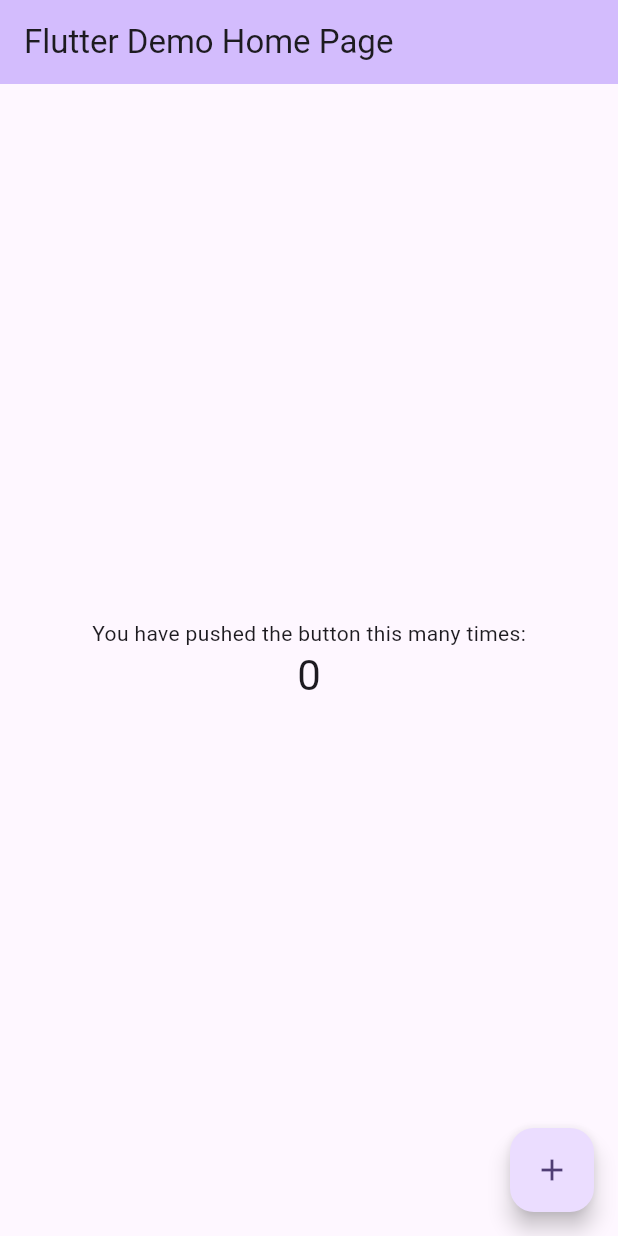
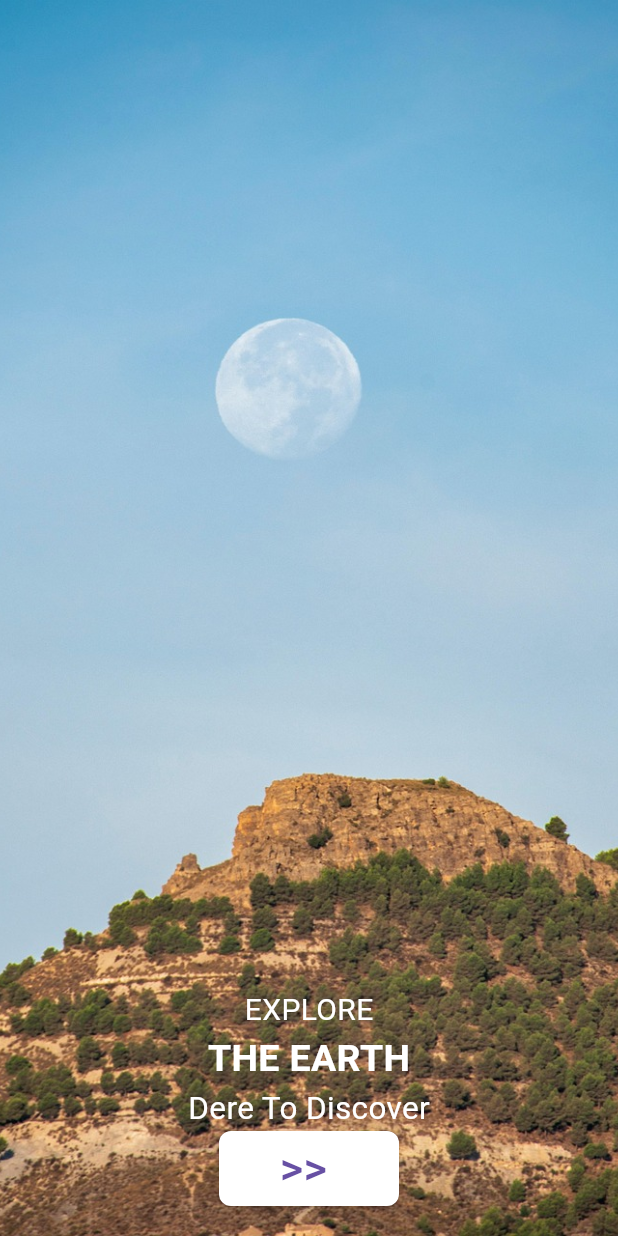
Before and after one commit to NizamUddin07/explore_world, a Flutter app: the screen it shows after launch, on a phone screen of 412 x 824 dp. Run offline on Flutter 3.47's test engine with Material 3 defaults, Android fonts, the phone set to English and light mode, and no system bars.

Commit message:
Splash screen created

```diff
--- a/lib/main.dart
+++ b/lib/main.dart
@@ -1,122 +1,64 @@
-import 'package:flutter/material.dart';
+import "package:flutter/material.dart";
 
-void main() {
-  runApp(const MyApp());
-}
+void main() => runApp(ExploreApp());
 
-class MyApp extends StatelessWidget {
-  const MyApp({super.key});
+class ExploreApp extends StatelessWidget {
+  const ExploreApp({super.key});
 
-  // This widget is the root of your application.
   @override
   Widget build(BuildContext context) {
     return MaterialApp(
-      title: 'Flutter Demo',
-      theme: ThemeData(
-        // This is the theme of your application.
-        //
-        // TRY THIS: Try running your application with "flutter run". You'll see
-        // the application has a purple toolbar. Then, without quitting the app,
-        // try changing the seedColor in the colorScheme below to Colors.green
-        // and then invoke "hot reload" (save your changes or press the "hot
-        // reload" button in a Flutter-supported IDE, or press "r" if you used
-        // the command line to start the app).
-        //
-        // Notice that the counter didn't reset back to zero; the application
-        // state is not lost during the reload. To reset the state, use hot
-        // restart instead.
-        //
-        // This works for code too, not just values: Most code changes can be
-        // tested with just a hot reload.
-        colorScheme: ColorScheme.fromSeed(seedColor: Colors.deepPurple),
-      ),
-      home: const MyHomePage(title: 'Flutter Demo Home Page'),
-    );
-  }
-}
-
-class MyHomePage extends StatefulWidget {
-  const MyHomePage({super.key, required this.title});
-
-  // This widget is the home page of your application. It is stateful, meaning
-  // that it has a State object (defined below) that contains fields that affect
-  // how it looks.
-
-  // This class is the configuration for the state. It holds the values (in this
-  // case the title) provided by the parent (in this case the App widget) and
-  // used by the build method of the State. Fields in a Widget subclass are
-  // always marked "final".
-
-  final String title;
-
-  @override
-  State<MyHomePage> createState() => _MyHomePageState();
-}
-
-class _MyHomePageState extends State<MyHomePage> {
-  int _counter = 0;
-
-  void _incrementCounter() {
-    setState(() {
-      // This call to setState tells the Flutter framework that something has
-      // changed in this State, which causes it to rerun the build method below
-      // so that the display can reflect the updated values. If we changed
-      // _counter without calling setState(), then the build method would not be
-      // called again, and so nothing would appear to happen.
-      _counter++;
-    });
-  }
-
-  @override
-  Widget build(BuildContext context) {
-    // This method is rerun every time setState is called, for instance as done
-    // by the _incrementCounter method above.
-    //
-    // The Flutter framework has been optimized to make rerunning build methods
-    // fast, so that you can just rebuild anything that needs updating rather
-    // than having to individually change instances of widgets.
-    return Scaffold(
-      appBar: AppBar(
-        // TRY THIS: Try changing the color here to a specific color (to
-        // Colors.amber, perhaps?) and trigger a hot reload to see the AppBar
-        // change color while the other colors stay the same.
-        backgroundColor: Theme.of(context).colorScheme.inversePrimary,
-        // Here we take the value from the MyHomePage object that was created by
-        // the App.build method, and use it to set our appbar title.
-        title: Text(widget.title),
-      ),
-      body: Center(
-        // Center is a layout widget. It takes a single child and positions it
-        // in the middle of the parent.
-        child: Column(
-          // Column is also a layout widget. It takes a list of children and
-          // arranges them vertically. By default, it sizes itself to fit its
-          // children horizontally, and tries to be as tall as its parent.
-          //
-          // Column has various properties to control how it sizes itself and
-          // how it positions its children. Here we use mainAxisAlignment to
-          // center the children vertically; the main axis here is the vertical
-          // axis because Columns are vertical (the cross axis would be
-          // horizontal).
-          //
-          // TRY THIS: Invoke "debug painting" (choose the "Toggle Debug Paint"
-          // action in the IDE, or press "p" in the console), to see the
-          // wireframe for each widget.
-          mainAxisAlignment: MainAxisAlignment.center,
-          children: <Widget>[
-            const Text('You have pushed the button this many times:'),
-            Text(
-              '$_counter',
-              style: Theme.of(context).textTheme.headlineMedium,
+      debugShowCheckedModeBanner: false,
+      home: Scaffold(
+        body: Stack(
+          children: [
+            Positioned.fill(
+              child: Image.asset("assets/images/hill.jpg", fit: BoxFit.cover),
+            ),
+            Padding(
+              padding: const EdgeInsets.all(20),
+              child: Align(
+                alignment: Alignment.bottomCenter,
+                child: Column(
+                  mainAxisSize: MainAxisSize.min,
+                  children: [
+                    Text(
+                      "EXPLORE",
+                      style: TextStyle(fontSize: 20, color: Colors.white),
+                    ),
+                    Text(
+                      "THE EARTH",
+                      style: TextStyle(
+                        fontSize: 25,
+                        fontWeight: FontWeight.bold,
+                        color: Colors.white,
+                      ),
+                    ),
+                    Text(
+                      "Dere To Discover",
+                      style: TextStyle(fontSize: 21, color: Colors.white),
+                    ),
+                    SizedBox(
+                      height: 50,
+                      width: 120,
+                      child: ElevatedButton(
+                        onPressed: () {},
+                        style: ElevatedButton.styleFrom(
+                          backgroundColor: Colors.white,
+                          shape: RoundedRectangleBorder(
+                            borderRadius: BorderRadius.circular(8),
+                          ),
+                        ),
+                        child: Text(">> ", style: TextStyle(fontSize: 30)),
+                      ),
+                    ),
+                  ],
+                ),
+              ),
             ),
           ],
         ),
       ),
-      floatingActionButton: FloatingActionButton(
-        onPressed: _incrementCounter,
-        tooltip: 'Increment',
-        child: const Icon(Icons.add),
-      ), // This trailing comma makes auto-formatting nicer for build methods.
     );
   }
 }
```
Also changed, not shown: pubspec.yaml (+3 -9 lines), assets/images/hill.jpg (added).
